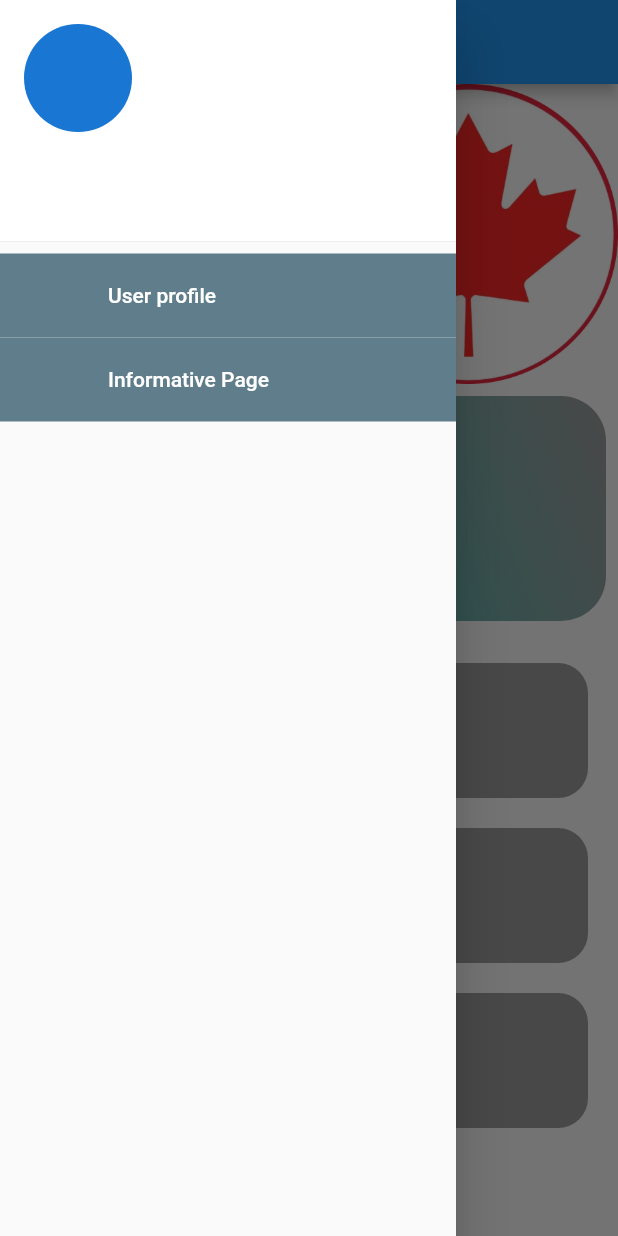
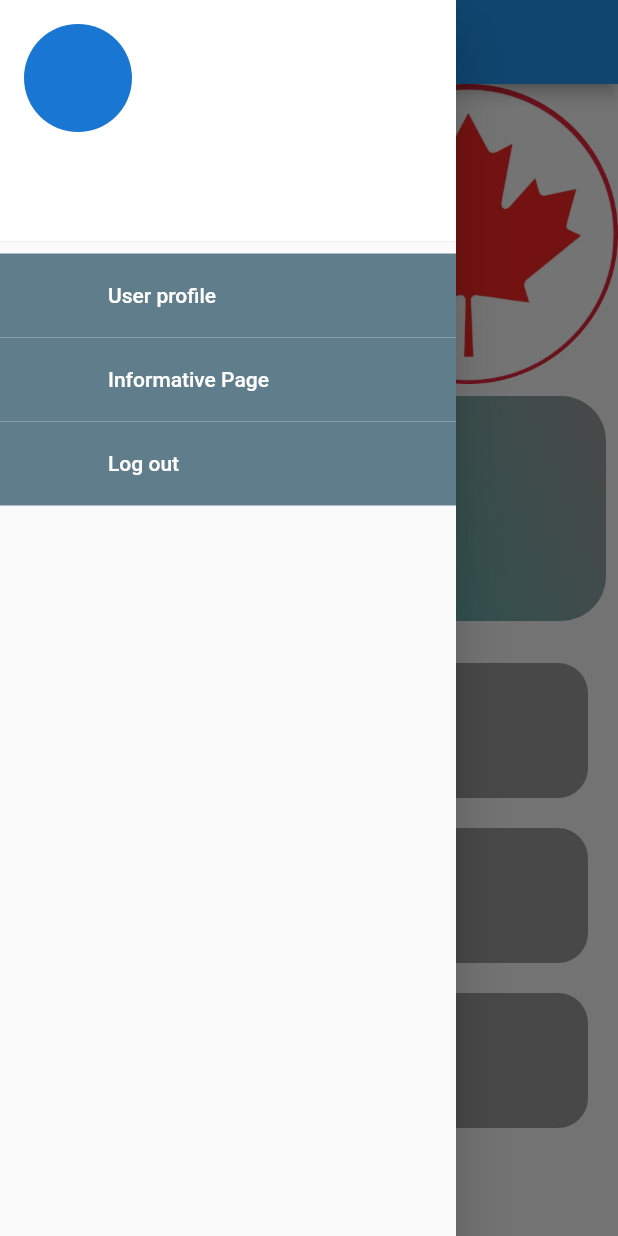
Before and after one commit to abhishekpatelmc/ECOSIA, a Flutter app: the Dashboard screen opened directly, with the side drawer open, on a phone screen of 412 x 824 dp. Run offline on Flutter 3.47's test engine with Material 2 defaults, Android fonts, the phone set to English and light mode, and no system bars; our stand-ins replace firebase_auth, firebase_core, flutter_spinkit, url_launcher_web; missing offline and left inert: firebase_auth_web, firebase_core_web; accounts and stored records are empty.

Commit message:
change update 9-7-22

```diff
--- a/lib/screens/home/dashboard/dashboard.dart
+++ b/lib/screens/home/dashboard/dashboard.dart
@@ -1,8 +1,11 @@
+import 'package:ecosia/services/auth.dart';
 import 'package:flutter/material.dart';
 import '../Userprofile/UserProfile.dart';
 import '../informativepg/informativepage.dart';
 
 class Dashboard extends StatelessWidget {
+  final AuthService _auth = AuthService();
+
   @override
   Widget build(BuildContext context) {
     return Scaffold(
@@ -21,9 +24,24 @@ class Dashboard extends StatelessWidget {
                 color: Colors.white,
               ),
               currentAccountPicture: CircleAvatar(
-                // backgroundImage: AssetImage(
-                //   'assets/images/girlicon.png',
-                // ),
+                  // backgroundImage: AssetImage(
+                  //   'assets/images/girlicon.png',
+                  // ),
+                  ),
+            ),
+            ListTile(
+              tileColor: Colors.blueGrey,
+              leading: const Icon(
+                Icons.supervised_user_circle,
+                color: Colors.blueGrey,
+              ),
+              onTap: () {
+                Navigator.of(context)
+                    .push(MaterialPageRoute(builder: (context) => UserInfo()));
+              },
+              title: Text(
+                "User profile",
+                style: TextStyle(color: Colors.white),
               ),
             ),
             ListTile(
@@ -32,8 +50,14 @@ class Dashboard extends StatelessWidget {
                 Icons.supervised_user_circle,
                 color: Colors.blueGrey,
               ),
-              onTap: (){Navigator.of(context).push(MaterialPageRoute(builder: (context)=> UserInfo()));},
-              title: Text("User profile",style: TextStyle(color: Colors.white),),
+              onTap: () {
+                Navigator.of(context).push(
+                    MaterialPageRoute(builder: (context) => InformativePage()));
+              },
+              title: Text(
+                "Informative Page",
+                style: TextStyle(color: Colors.white),
+              ),
             ),
             ListTile(
               tileColor: Colors.blueGrey,
@@ -41,8 +65,13 @@ class Dashboard extends StatelessWidget {
                 Icons.supervised_user_circle,
                 color: Colors.blueGrey,
               ),
-              onTap: (){Navigator.of(context).push(MaterialPageRoute(builder: (context)=> InformativePage()));},
-              title: Text("Informative Page",style: TextStyle(color: Colors.white),),
+              onTap: () async {
+                await _auth.signOut();
+              },
+              title: Text(
+                "Log out",
+                style: TextStyle(color: Colors.white),
+              ),
             ),
           ],
         ),
```
Also changed, not shown: lib/screens/home/Userprofile/UserProfile.dart (+29 -4 lines), 1 other file.
